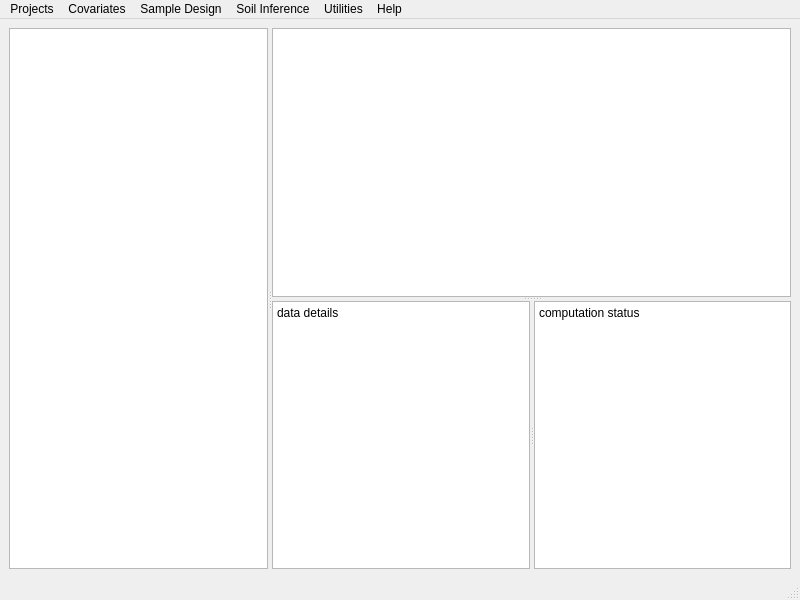
lreis2415/iSoLIM, file mainwindow.ui: the form before one commit.
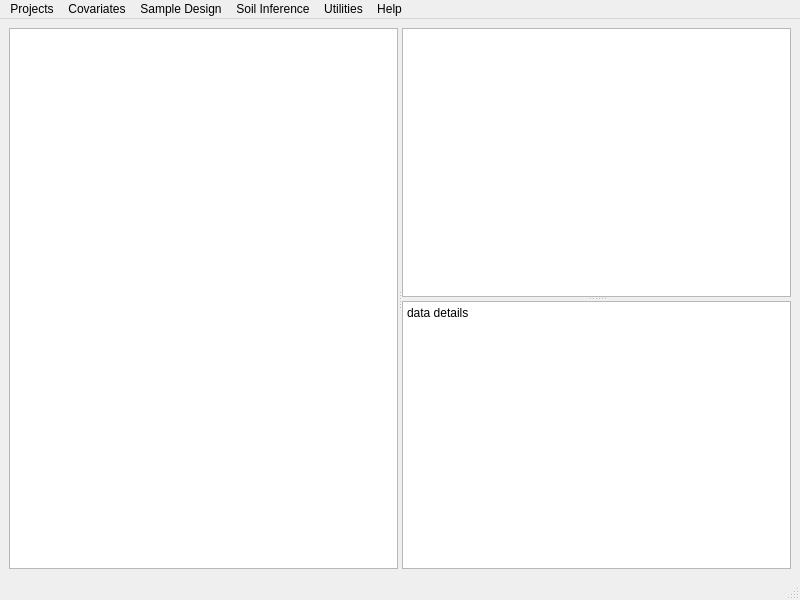
The form after the commit.

Diff of the .ui file:
```diff
--- a/mainwindow.ui
+++ b/mainwindow.ui
@@ -35,11 +35,6 @@
           <string>data details</string>
          </property>
         </widget>
-        <widget class="QPlainTextEdit" name="plainTextEdit_2">
-         <property name="plainText">
-          <string>computation status</string>
-         </property>
-        </widget>
        </widget>
       </widget>
      </widget>
```
Left out of the diff: 6 changed lines with no effect on the pictures.
